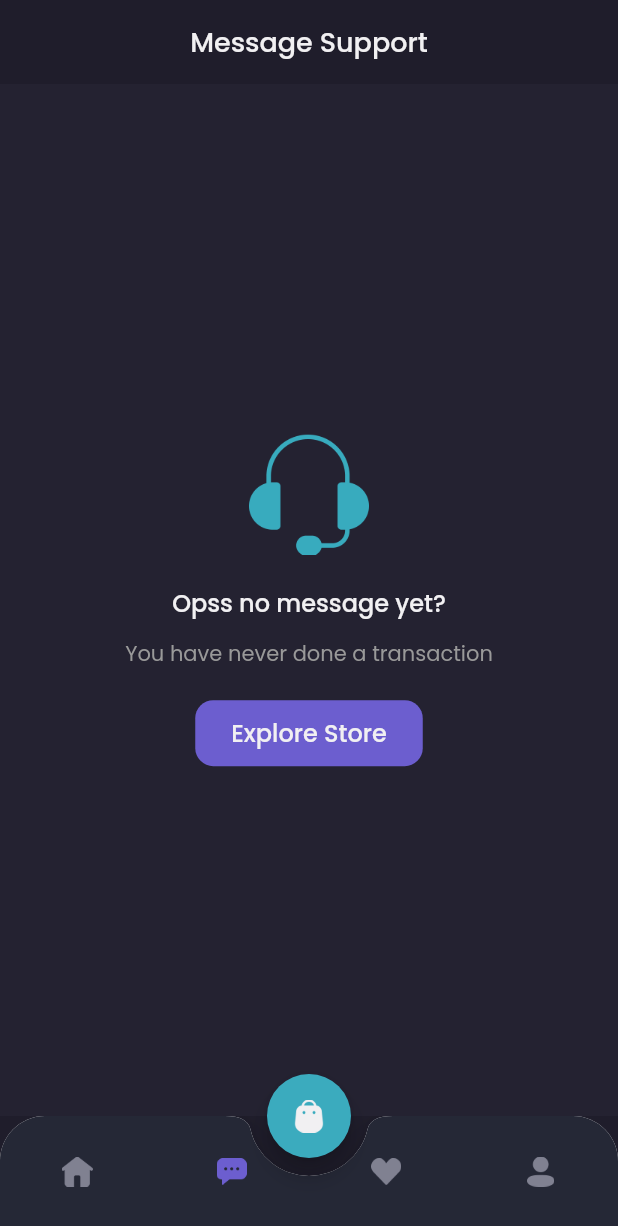
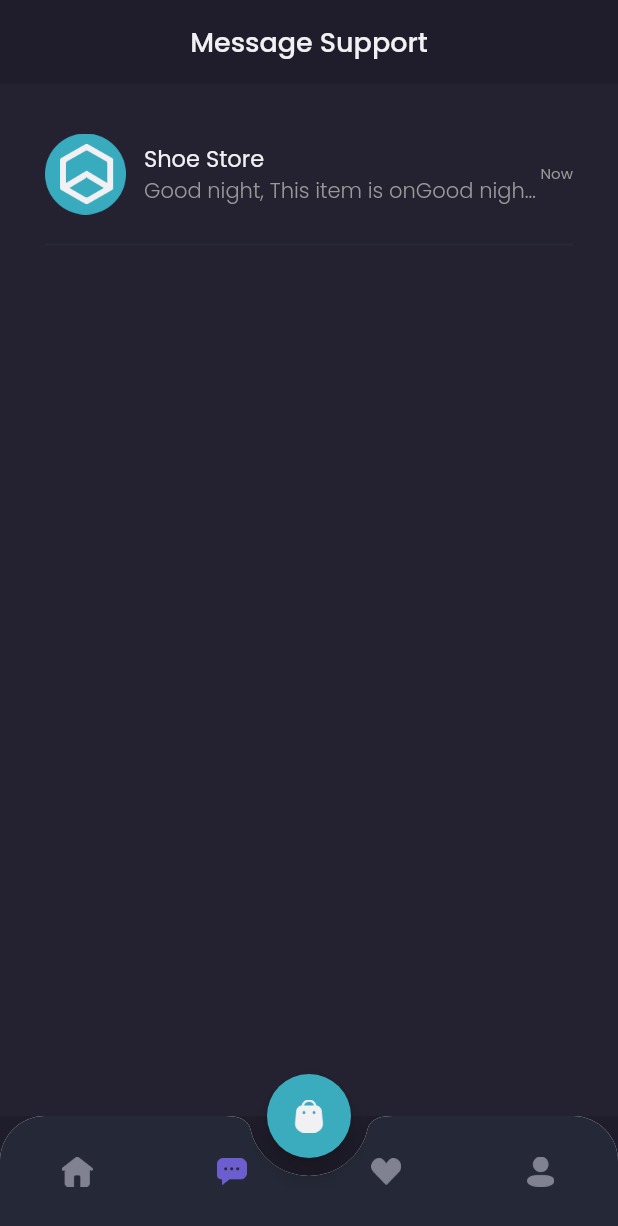
Before and after one commit to tghsetiawan/Shamo, a Flutter app: the MainPage screen opened by its route, item 2 of the bottom bar chosen, on a phone screen of 412 x 824 dp. Shown: the top 1226 px of the screen. Run offline on Flutter 3.47's test engine with Material 2 defaults, Android fonts, the phone set to English and light mode, and no system bars; our stand-ins replace google_fonts.

Commit message:
#18 Chat page bagian content

```diff
--- a/lib/pages/home/chat_page.dart
+++ b/lib/pages/home/chat_page.dart
@@ -1,6 +1,7 @@
 import 'package:flutter/material.dart';
 
 import '../../theme.dart';
+import '../../widgets/chat_tile.dart';
 
 class ChatPage extends StatelessWidget {
   const ChatPage({Key? key}) : super(key: key);
@@ -23,7 +24,7 @@ class ChatPage extends StatelessWidget {
       );
     }
 
-    Widget content() {
+    Widget emptyChat() {
       return Expanded(
         child: Container(
           color: backgroundColor3,
@@ -83,6 +84,23 @@ class ChatPage extends StatelessWidget {
       );
     }
 
+    Widget content() {
+      return Expanded(
+        child: Container(
+          color: backgroundColor3,
+          width: double.infinity,
+          child: ListView(
+            padding: EdgeInsets.symmetric(
+              horizontal: defaultMargin,
+            ),
+            children: [
+              ChatTile(),
+            ],
+          ),
+        ),
+      );
+    }
+
     return Column(
       children: [
         header(),
--- /dev/null
+++ b/lib/widgets/chat_tile.dart
@@ -0,0 +1,63 @@
+import 'package:flutter/material.dart';
+import 'package:shamo/theme.dart';
+
+class ChatTile extends StatelessWidget {
+  const ChatTile({Key? key}) : super(key: key);
+
+  @override
+  Widget build(BuildContext context) {
+    return Container(
+      margin: EdgeInsets.only(
+        top: 33,
+      ),
+      child: Column(
+        children: [
+          Row(
+            children: [
+              Image.asset(
+                'assets/image_shop_logo.png',
+                width: 54,
+              ),
+              SizedBox(
+                width: 12,
+              ),
+              Expanded(
+                child: Column(
+                  crossAxisAlignment: CrossAxisAlignment.start,
+                  children: [
+                    Text(
+                      'Shoe Store',
+                      style: primaryTextStyle.copyWith(
+                        fontSize: 15,
+                      ),
+                    ),
+                    Text(
+                      'Good night, This item is onGood night, This item is on...Good night, This item is on......',
+                      style: secondaryTextStyle.copyWith(
+                        fontWeight: light,
+                      ),
+                      overflow: TextOverflow.ellipsis,
+                    ),
+                  ],
+                ),
+              ),
+              Text(
+                'Now',
+                style: secondaryTextStyle.copyWith(
+                  fontSize: 10,
+                ),
+              ),
+            ],
+          ),
+          SizedBox(
+            height: 12,
+          ),
+          Divider(
+            thickness: 1,
+            color: Color(0xff282939),
+          ),
+        ],
+      ),
+    );
+  }
+}
```
